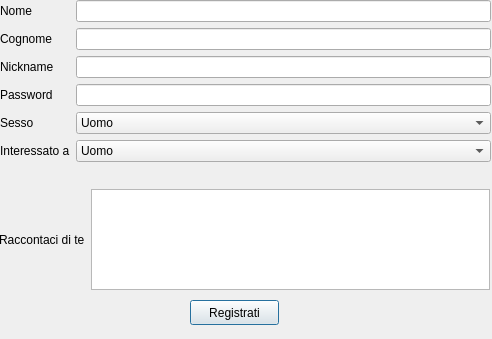
Above: QTClient/registration.ui from giuseppegiuffry/MeetingApp before the change. Below: the same form after it.
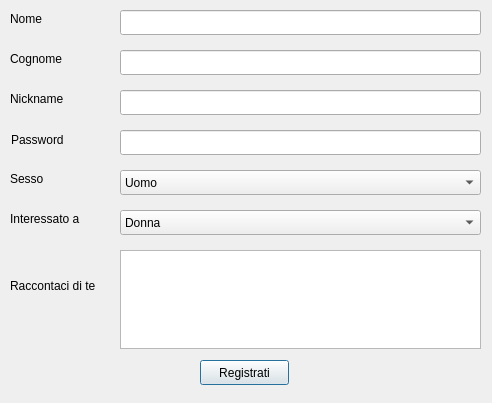
That is the form after the change.

The edit to the form file:
```diff
--- a/QTClient/registration.ui
+++ b/QTClient/registration.ui
@@ -7,78 +7,152 @@
     <x>0</x>
     <y>0</y>
     <width>492</width>
-    <height>339</height>
+    <height>403</height>
    </rect>
   </property>
   <property name="windowTitle">
    <string>Dialog</string>
   </property>
-  <widget class="QWidget" name="formLayoutWidget">
+  <widget class="QPushButton" name="Registra">
    <property name="geometry">
     <rect>
-     <x>0</x>
-     <y>0</y>
-     <width>491</width>
-     <height>191</height>
+     <x>200</x>
+     <y>360</y>
+     <width>89</width>
+     <height>25</height>
     </rect>
    </property>
-   <layout class="QFormLayout" name="formLayout">
-    <item row="0" column="0">
-     <widget class="QLabel" name="label">
       <property name="text">
-       <string>Nome</string>
-      </property>
-     </widget>
-    </item>
-    <item row="0" column="1">
-     <widget class="QLineEdit" name="Nome"/>
-    </item>
-    <item row="1" column="0">
+    <string>Registrati</string>
+   </property>
+  </widget>
+  <widget class="QTextEdit" name="Bio">
+   <property name="geometry">
+    <rect>
+     <x>120</x>
+     <y>250</y>
+     <width>361</width>
+     <height>99</height>
+    </rect>
+   </property>
+  </widget>
+  <widget class="QLabel" name="label_7">
+   <property name="geometry">
+    <rect>
+     <x>10</x>
+     <y>270</y>
+     <width>111</width>
+     <height>31</height>
+    </rect>
+   </property>
+   <property name="text">
+    <string>Raccontaci di te</string>
+   </property>
+  </widget>
+  <widget class="QLineEdit" name="Nome">
+   <property name="geometry">
+    <rect>
+     <x>120</x>
+     <y>10</y>
+     <width>361</width>
+     <height>25</height>
+    </rect>
+   </property>
+  </widget>
      <widget class="QLabel" name="label_2">
+   <property name="geometry">
+    <rect>
+     <x>10</x>
+     <y>50</y>
+     <width>66</width>
+     <height>17</height>
+    </rect>
+   </property>
       <property name="text">
        <string>Cognome</string>
       </property>
      </widget>
-    </item>
-    <item row="1" column="1">
-     <widget class="QLineEdit" name="Cognome"/>
-    </item>
-    <item row="2" column="0">
+  <widget class="QLineEdit" name="Cognome">
+   <property name="geometry">
+    <rect>
+     <x>120</x>
+     <y>50</y>
+     <width>361</width>
+     <height>25</height>
+    </rect>
+   </property>
+  </widget>
      <widget class="QLabel" name="label_3">
+   <property name="geometry">
+    <rect>
+     <x>10</x>
+     <y>90</y>
+     <width>68</width>
+     <height>17</height>
+    </rect>
+   </property>
       <property name="text">
        <string>Nickname</string>
       </property>
      </widget>
-    </item>
-    <item row="2" column="1">
-     <widget class="QLineEdit" name="Nick"/>
-    </item>
-    <item row="3" column="0">
+  <widget class="QLineEdit" name="Nick">
+   <property name="geometry">
+    <rect>
+     <x>120</x>
+     <y>90</y>
+     <width>361</width>
+     <height>25</height>
+    </rect>
+   </property>
+  </widget>
      <widget class="QLabel" name="label_4">
+   <property name="geometry">
+    <rect>
+     <x>11</x>
+     <y>131</y>
+     <width>65</width>
+     <height>17</height>
+    </rect>
+   </property>
       <property name="text">
        <string>Password</string>
       </property>
      </widget>
-    </item>
-    <item row="4" column="0">
      <widget class="QLabel" name="label_5">
+   <property name="geometry">
+    <rect>
+     <x>10</x>
+     <y>170</y>
+     <width>39</width>
+     <height>17</height>
+    </rect>
+   </property>
       <property name="text">
        <string>Sesso</string>
       </property>
      </widget>
-    </item>
-    <item row="5" column="0">
      <widget class="QLabel" name="label_6">
+   <property name="geometry">
+    <rect>
+     <x>10</x>
+     <y>210</y>
+     <width>89</width>
+     <height>17</height>
+    </rect>
+   </property>
       <property name="text">
        <string>Interessato a</string>
       </property>
      </widget>
-    </item>
-    <item row="3" column="1">
-     <widget class="QLineEdit" name="Password"/>
-    </item>
-    <item row="4" column="1">
      <widget class="QComboBox" name="Sesso">
+   <property name="geometry">
+    <rect>
+     <x>120</x>
+     <y>170</y>
+     <width>361</width>
+     <height>25</height>
+    </rect>
+   </property>
       <item>
        <property name="text">
         <string>Uomo</string>
@@ -94,63 +168,52 @@
         <string>Preferisco non dichiarare</string>
        </property>
       </item>
-      <item>
-       <property name="text">
-        <string/>
-       </property>
-      </item>
-     </widget>
-    </item>
-    <item row="5" column="1">
+  </widget>
      <widget class="QComboBox" name="Interesse">
+   <property name="geometry">
+    <rect>
+     <x>120</x>
+     <y>210</y>
+     <width>361</width>
+     <height>25</height>
+    </rect>
+   </property>
+   <property name="currentText">
+    <string>Donna</string>
+   </property>
+   <item>
+    <property name="text">
+     <string>Donna</string>
+    </property>
+   </item>
       <item>
        <property name="text">
         <string>Uomo</string>
        </property>
       </item>
-      <item>
-       <property name="text">
-        <string>Donna</string>
-       </property>
-      </item>
-     </widget>
-    </item>
-   </layout>
-  </widget>
-  <widget class="QWidget" name="horizontalLayoutWidget">
+  </widget>
+  <widget class="QLabel" name="label">
    <property name="geometry">
     <rect>
-     <x>-1</x>
-     <y>189</y>
-     <width>491</width>
-     <height>101</height>
+     <x>10</x>
+     <y>10</y>
+     <width>42</width>
+     <height>17</height>
     </rect>
    </property>
-   <layout class="QHBoxLayout" name="horizontalLayout">
-    <item>
-     <widget class="QLabel" name="label_7">
       <property name="text">
-       <string>Raccontaci di te</string>
-      </property>
-     </widget>
-    </item>
-    <item>
-     <widget class="QTextEdit" name="Bio"/>
-    </item>
-   </layout>
-  </widget>
-  <widget class="QPushButton" name="Registra">
+    <string>Nome</string>
+   </property>
+  </widget>
+  <widget class="QLineEdit" name="Password">
    <property name="geometry">
     <rect>
-     <x>190</x>
-     <y>300</y>
-     <width>89</width>
+     <x>120</x>
+     <y>130</y>
+     <width>361</width>
      <height>25</height>
     </rect>
    </property>
-   <property name="text">
-    <string>Registrati</string>
-   </property>
   </widget>
  </widget>
  <resources/>
```
Lines whose indentation alone changed are shown as unchanged.
